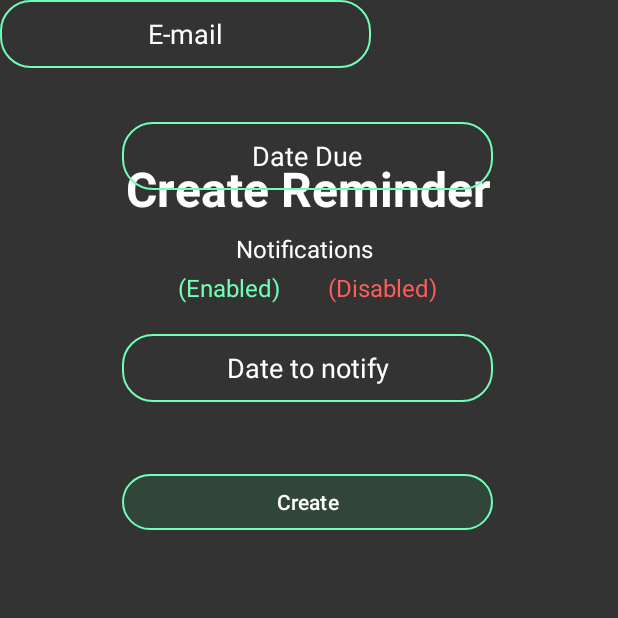
After one commit to MarcoMeyer1/SmartSpend, an Android app: the CreateReminder screen opened directly, with no data from a screen before it, on a phone screen of 412 x 824 dp, the top half of it. The commit adds this screen. Run offline under Robolectric (Android 15) with nearby library versions, the phone set to English and light mode, and no system bars.

Commit message:
Create Reminder Page

```diff
--- a/Smartspend/app/src/main/AndroidManifest.xml
+++ b/Smartspend/app/src/main/AndroidManifest.xml
@@ -13,8 +13,14 @@
         android:theme="@style/Theme.SmartSpend"
         tools:targetApi="31">
         <activity
+            android:name=".CreateReminder"
+            android:exported="false" />
+        <activity
+            android:name=".NewReminders"
+            android:exported="false" />
+        <activity
             android:name=".Settings"
-            android:exported="true" >
+            android:exported="true">
             <intent-filter>
                 <action android:name="android.intent.action.MAIN" />
 
@@ -41,9 +47,7 @@
             android:exported="true" />
         <activity
             android:name=".MainActivity"
-            android:exported="true">
-
-        </activity>
+            android:exported="true" />
     </application>
 
 </manifest>
--- /dev/null
+++ b/Smartspend/app/src/main/java/com/example/smartspend/CreateReminder.kt
@@ -0,0 +1,67 @@
+package com.example.smartspend
+
+import android.app.DatePickerDialog
+import android.os.Bundle
+import androidx.activity.enableEdgeToEdge
+import androidx.appcompat.app.AppCompatActivity
+import androidx.core.view.ViewCompat
+import androidx.core.view.WindowInsetsCompat
+import android.widget.EditText
+import java.util.*
+
+class CreateReminder : AppCompatActivity() {
+
+    private lateinit var dateDueField: EditText
+    private lateinit var dateToNotifyField: EditText
+
+    override fun onCreate(savedInstanceState: Bundle?) {
+        super.onCreate(savedInstanceState)
+        enableEdgeToEdge()
+        setContentView(R.layout.activity_create_reminder)
+
+        // Adjust padding for edge-to-edge display
+        ViewCompat.setOnApplyWindowInsetsListener(findViewById(R.id.main)) { v, insets ->
+            val systemBars = insets.getInsets(WindowInsetsCompat.Type.systemBars())
+            v.setPadding(systemBars.left, systemBars.top, systemBars.right, systemBars.bottom)
+            insets
+        }
+
+        // Initialize the date fields
+        dateDueField = findViewById(R.id.date_due_button)
+        dateToNotifyField = findViewById(R.id.date_to_notify_button)
+
+        // Make the EditTexts non-editable and clickable
+        dateDueField.isFocusable = false
+        dateToNotifyField.isFocusable = false
+
+        // Set click listeners to show the DatePickerDialog
+        dateDueField.setOnClickListener {
+            showDatePickerDialog { date ->
+                dateDueField.setText(date)
+            }
+        }
+
+        dateToNotifyField.setOnClickListener {
+            showDatePickerDialog { date ->
+                dateToNotifyField.setText(date)
+            }
+        }
+    }
+
+    // Function to display DatePickerDialog
+    private fun showDatePickerDialog(onDateSet: (String) -> Unit) {
+        val calendar = Calendar.getInstance()
+        val year = calendar.get(Calendar.YEAR)
+        val month = calendar.get(Calendar.MONTH)
+        val day = calendar.get(Calendar.DAY_OF_MONTH)
+
+        // Create and display DatePickerDialog
+        val datePickerDialog = DatePickerDialog(this, { _, selectedYear, selectedMonth, selectedDay ->
+            // Format the selected date as "dd/MM/yyyy"
+            val selectedDate = String.format("%02d/%02d/%04d", selectedDay, selectedMonth + 1, selectedYear)
+            onDateSet(selectedDate)
+        }, year, month, day)
+
+        datePickerDialog.show()
+    }
+}
--- /dev/null
+++ b/Smartspend/app/src/main/res/layout/activity_create_reminder.xml
@@ -0,0 +1,139 @@
+<?xml version="1.0" encoding="utf-8"?>
+<androidx.constraintlayout.widget.ConstraintLayout xmlns:android="http://schemas.android.com/apk/res/android"
+    xmlns:app="http://schemas.android.com/apk/res-auto"
+    xmlns:tools="http://schemas.android.com/tools"
+    android:id="@+id/main"
+    android:layout_width="match_parent"
+    android:layout_height="match_parent"
+    android:background="#333333"
+    tools:context=".NewReminders">
+
+    <TextView
+        android:id="@+id/reminder_title"
+        android:layout_width="wrap_content"
+        android:layout_height="wrap_content"
+        android:layout_marginTop="104dp"
+        android:text="Create Reminder"
+        android:textColor="#FFFFFF"
+        android:textSize="32sp"
+        android:textStyle="bold"
+        app:layout_constraintEnd_toEndOf="parent"
+        app:layout_constraintHorizontal_bias="0.497"
+        app:layout_constraintStart_toStartOf="parent"
+        app:layout_constraintTop_toTopOf="parent" />
+
+    <com.google.android.material.textfield.TextInputEditText
+        android:id="@+id/reminder_description"
+        android:layout_width="247dp"
+        android:layout_height="45dp"
+        android:background="@drawable/custom_edittext_green_border"
+        android:drawableTint="#7E7E7E"
+        android:hint="E-mail"
+        android:inputType="textEmailAddress"
+        android:textColor="#FFFFFF"
+        android:textColorHint="#FFFFFF"
+        android:gravity="center"
+        tools:layout_editor_absoluteX="81dp"
+        tools:layout_editor_absoluteY="190dp" />
+
+    <com.google.android.material.textfield.TextInputEditText
+    android:id="@+id/date_due_button"
+    android:layout_width="247dp"
+    android:layout_height="45dp"
+    android:layout_marginStart="32dp"
+    android:layout_marginTop="36dp"
+    android:layout_marginEnd="32dp"
+    android:background="@drawable/custom_edittext_green_border"
+    android:clickable="true"
+    android:focusable="false"
+    android:gravity="center"
+    android:text="Date Due"
+    android:textColor="#FFFFFD"
+    app:layout_constraintEnd_toEndOf="parent"
+    app:layout_constraintHorizontal_bias="0.49"
+    app:layout_constraintStart_toStartOf="parent"
+    app:layout_constraintTop_toBottomOf="@id/reminder_description" />
+
+    <TextView
+        android:id="@+id/notification_toggle"
+        android:layout_width="wrap_content"
+        android:layout_height="wrap_content"
+        android:layout_marginTop="28dp"
+        android:text="Notifications "
+        android:textColor="#FFFFFF"
+        android:textSize="16sp"
+        app:layout_constraintEnd_toEndOf="parent"
+        app:layout_constraintHorizontal_bias="0.496"
+        app:layout_constraintStart_toStartOf="parent"
+        app:layout_constraintTop_toBottomOf="@id/date_due_button" />
+
+
+    <com.google.android.material.textfield.TextInputEditText
+        android:id="@+id/date_to_notify_button"
+        android:layout_width="247dp"
+        android:layout_height="45dp"
+        android:layout_marginStart="32dp"
+        android:layout_marginTop="20dp"
+        android:layout_marginEnd="32dp"
+        android:background="@drawable/custom_edittext_green_border"
+        android:clickable="true"
+        android:focusable="false"
+        android:gravity="center"
+        android:text="Date to notify"
+        android:textColor="#FFFFFF"
+        app:layout_constraintEnd_toEndOf="parent"
+        app:layout_constraintHorizontal_bias="0.49"
+        app:layout_constraintStart_toStartOf="parent"
+        app:layout_constraintTop_toBottomOf="@id/toggle_notifications" />
+
+    <Button
+        android:id="@+id/create_button"
+        android:layout_width="247dp"
+        android:layout_height="45dp"
+        android:layout_marginStart="32dp"
+        android:layout_marginTop="44dp"
+        android:layout_marginEnd="32dp"
+        android:gravity="center"
+        android:backgroundTint="#31453a"
+        android:text="Create"
+        android:textColor="#FFFFFF"
+        app:layout_constraintEnd_toEndOf="parent"
+        app:layout_constraintHorizontal_bias="0.49"
+        app:layout_constraintStart_toStartOf="parent"
+        app:layout_constraintTop_toBottomOf="@id/date_to_notify_button"
+        app:strokeColor="#70FFB5"
+        app:strokeWidth="1dp"/>
+
+    <LinearLayout
+        android:id="@+id/toggle_notifications"
+        android:layout_width="wrap_content"
+        android:layout_height="wrap_content"
+        android:layout_marginTop="4dp"
+        android:orientation="horizontal"
+        app:layout_constraintEnd_toEndOf="parent"
+        app:layout_constraintHorizontal_bias="0.495"
+        app:layout_constraintStart_toStartOf="parent"
+        app:layout_constraintTop_toBottomOf="@id/notification_toggle">
+
+
+        <TextView
+            android:id="@+id/enabled_text"
+            android:layout_width="wrap_content"
+            android:layout_height="wrap_content"
+            android:layout_marginEnd="16dp"
+            android:text="(Enabled)"
+            android:textColor="#70FFB5"
+            android:textSize="16sp" />
+
+
+        <TextView
+            android:id="@+id/disabled_text"
+            android:layout_width="wrap_content"
+            android:layout_height="wrap_content"
+            android:layout_marginStart="16dp"
+            android:text="(Disabled)"
+            android:textColor="#FF5C5C"
+            android:textSize="16sp" />
+    </LinearLayout>
+
+</androidx.constraintlayout.widget.ConstraintLayout>
--- a/Smartspend/app/src/main/res/layout/activity_settings.xml
+++ b/Smartspend/app/src/main/res/layout/activity_settings.xml
@@ -22,23 +22,25 @@
         android:gravity="center"
         android:layout_gravity="center_horizontal" />
 
+
     <CheckBox
         android:id="@+id/checkbox_notifications"
         android:layout_width="wrap_content"
         android:layout_height="wrap_content"
+        android:layout_gravity="center_horizontal"
+        android:layout_marginTop="16dp"
+        android:buttonTint="@color/white"
         android:text="Allow Notifications"
         android:textColor="#FFFFFF"
-        android:layout_marginTop="16dp"
-        android:buttonTint="@color/white"
-        android:layout_gravity="center_horizontal" />
-
+        android:textSize="20sp" />
 
     <CheckBox
-        android:id="@+id/checkbox_biometric"
+        android:id="@+id/checkbox_SSO"
         android:layout_width="wrap_content"
         android:layout_height="wrap_content"
-        android:text="Biometric Login"
+        android:text="Enable SSO"
         android:textColor="#FFFFFF"
+        android:textSize="20sp"
         android:layout_marginTop="8dp"
         android:buttonTint="@color/white"
         android:layout_gravity="center_horizontal" />
@@ -52,16 +54,15 @@
         android:layout_gravity="center_horizontal">
 
 
-
         <Spinner
             android:id="@+id/spinner_language"
-            android:layout_width="158dp"
+            android:layout_width="309dp"
             android:layout_height="48dp"
             android:layout_marginStart="8dp"
             android:background="@drawable/spinner_background"
+            android:entries="@array/language_array"
             android:popupBackground="@color/black"
-            android:spinnerMode="dropdown"
-            android:entries="@array/language_array" />
+            android:spinnerMode="dropdown" />
     </LinearLayout>
 
 
@@ -69,13 +70,12 @@
         android:id="@+id/view_profile"
         android:layout_width="wrap_content"
         android:layout_height="wrap_content"
+        android:layout_gravity="center_horizontal"
+        android:layout_marginTop="24dp"
+        android:gravity="center"
         android:text="View Profile"
         android:textColor="#FFFFFF"
-        android:textSize="16sp"
-        android:layout_marginTop="24dp"
-        android:gravity="center"
-        android:layout_gravity="center_horizontal" />
-
+        android:textSize="20sp" />
 
     <Button
         android:id="@+id/btn_sign_out"
```
Also changed, not shown: Smartspend/app/src/main/res/values/themes.xml (line endings or trailing spaces).
